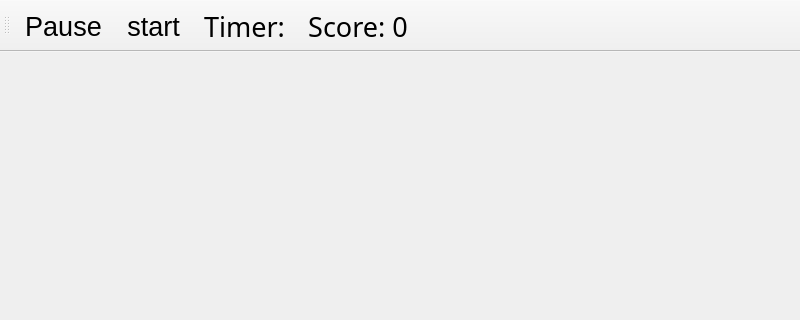
Above: A7-Parachutes/A7-Parachutes/gamewindow.ui from thePeterPan/CS3505-2016 before the change; both pictures show x 0 to 800 and y 0 to 320 of the 800 by 635 pixel window. Below: the same form after it.
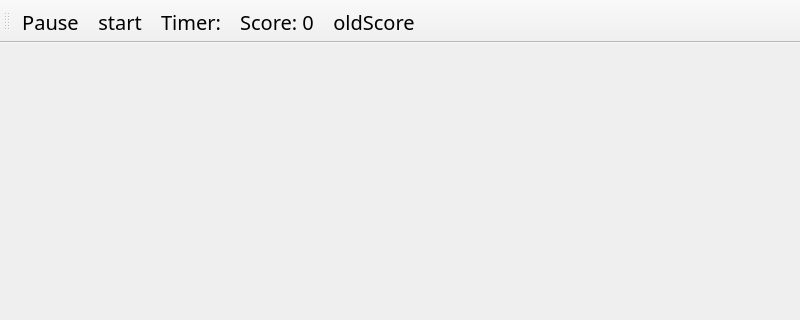
That is the form after the change. Icons and pictures are not drawn.

Commit message: display old score

What changed in the file:
```diff
--- a/A7-Parachutes/A7-Parachutes/gamewindow.ui
+++ b/A7-Parachutes/A7-Parachutes/gamewindow.ui
@@ -37,7 +37,8 @@
   <widget class="QToolBar" name="toolBar">
    <property name="font">
     <font>
-     <pointsize>20</pointsize>
+     <family>AR PL UMing TW</family>
+     <pointsize>15</pointsize>
     </font>
    </property>
    <property name="windowTitle">
@@ -59,6 +60,7 @@
    <addaction name="actionStart"/>
    <addaction name="actionTimer"/>
    <addaction name="actionScore"/>
+   <addaction name="actionOldScore"/>
   </widget>
   <action name="actionPause">
    <property name="icon">
@@ -107,6 +109,17 @@
     </font>
    </property>
   </action>
+  <action name="actionOldScore">
+   <property name="text">
+    <string>oldScore</string>
+   </property>
+   <property name="font">
+    <font>
+     <family>AR PL UMing TW</family>
+     <pointsize>15</pointsize>
+    </font>
+   </property>
+  </action>
  </widget>
  <resources>
   <include location="resources.qrc"/>
```
The commit also changes 7 other files.
